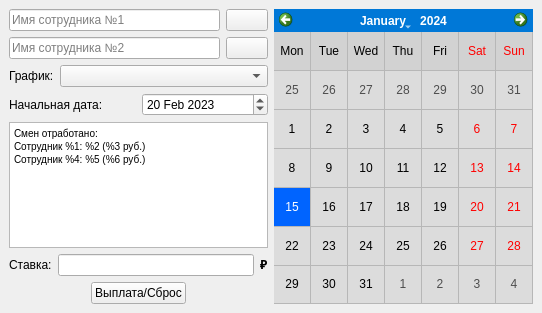
Qt form mainwindow.ui (The-Zealot/WBScheduleManager) before a commit.
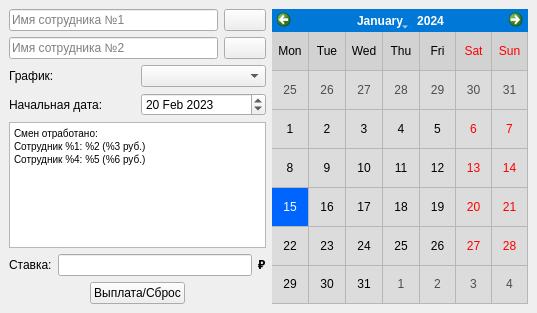
The same form after that commit.

Commit message: Added current time in memory

What changed in the file:
```diff
--- a/mainwindow.ui
+++ b/mainwindow.ui
@@ -6,7 +6,7 @@
    <rect>
     <x>0</x>
     <y>0</y>
-    <width>542</width>
+    <width>537</width>
     <height>313</height>
    </rect>
   </property>
@@ -93,7 +93,7 @@
         <item>
          <widget class="QComboBox" name="comboBox">
           <property name="sizePolicy">
-           <sizepolicy hsizetype="Expanding" vsizetype="Fixed">
+           <sizepolicy hsizetype="Minimum" vsizetype="Fixed">
             <horstretch>0</horstretch>
             <verstretch>0</verstretch>
            </sizepolicy>
@@ -129,6 +129,18 @@
       </item>
       <item>
        <widget class="QTextEdit" name="textEdit">
+        <property name="sizePolicy">
+         <sizepolicy hsizetype="Expanding" vsizetype="Expanding">
+          <horstretch>0</horstretch>
+          <verstretch>0</verstretch>
+         </sizepolicy>
+        </property>
+        <property name="maximumSize">
+         <size>
+          <width>16777215</width>
+          <height>16777215</height>
+         </size>
+        </property>
         <property name="html">
          <string>&lt;!DOCTYPE HTML PUBLIC &quot;-//W3C//DTD HTML 4.0//EN&quot; &quot;http://www.w3.org/TR/REC-html40/strict.dtd&quot;&gt;
 &lt;html&gt;&lt;head&gt;&lt;meta name=&quot;qrichtext&quot; content=&quot;1&quot; /&gt;&lt;style type=&quot;text/css&quot;&gt;
```
The commit also changes 2 other files.
